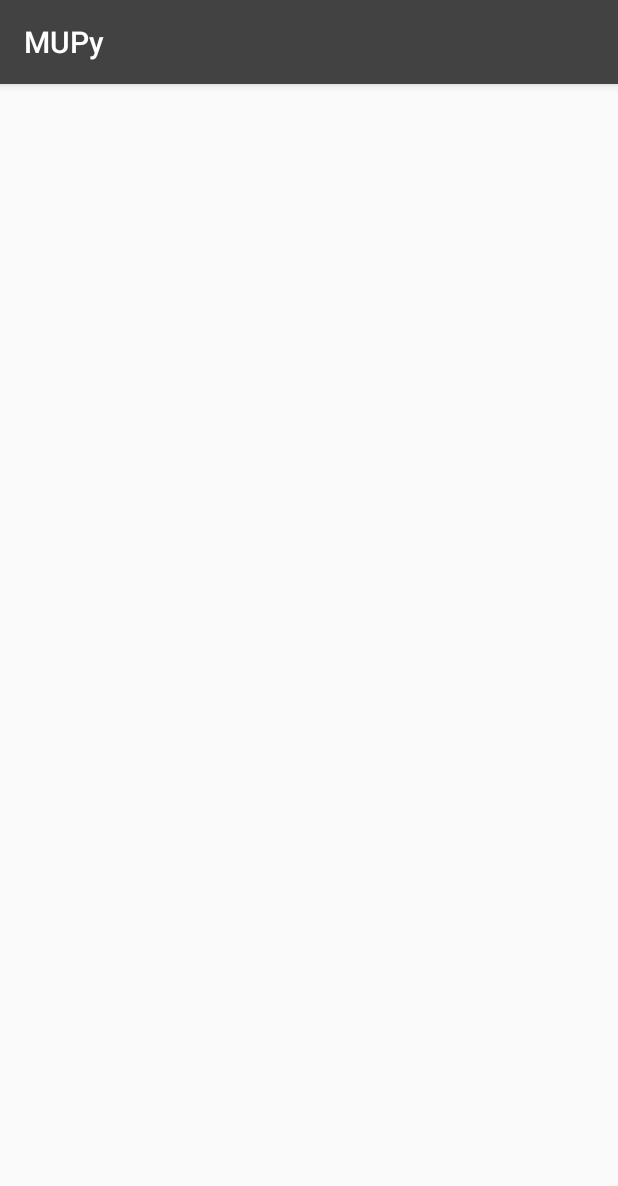
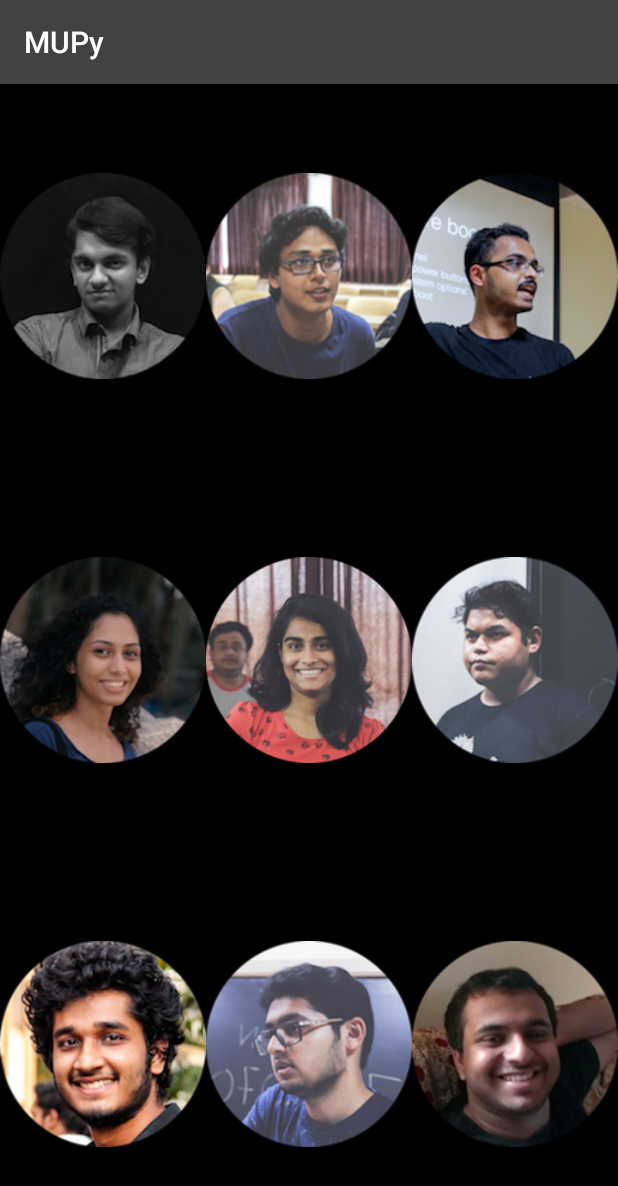
Before and after one commit to PramodShenoy/MUPy, an Android app: the AboutActivity screen opened directly, with no data from a screen before it, on a phone screen of 412 x 824 dp. Shown: the top 1186 px of the screen. Run offline under Robolectric (Android 15) with nearby library versions, the phone set to English and light mode, and no system bars.

Commit message:
added some more UI

```diff
--- a/app/build.gradle
+++ b/app/build.gradle
@@ -27,6 +27,7 @@ dependencies {
     compile 'com.android.support:appcompat-v7:26.+'
     compile 'com.android.support.constraint:constraint-layout:1.0.2'
     compile 'com.android.support:design:26.+'
+    compile 'com.mikhaellopez:circularimageview:3.0.2'
     compile 'de.hdodenhof:circleimageview:1.3.0'
     compile 'com.android.support:recyclerview-v7:26.+'
     compile 'com.google.zxing:core:3.2.1'
--- a/app/src/main/java/com/example/gilgamesh/mupy/AboutActivity.java
+++ b/app/src/main/java/com/example/gilgamesh/mupy/AboutActivity.java
@@ -1,13 +1,68 @@
 package com.example.gilgamesh.mupy;
 
+import android.os.Bundle;
 import android.support.v7.app.AppCompatActivity;
-import android.os.Bundle;
+import android.view.View;
+import android.widget.ImageView;
+import android.widget.Toast;
 
-public class AboutActivity extends AppCompatActivity {
+public class AboutActivity extends AppCompatActivity implements View.OnClickListener{
 
     @Override
     protected void onCreate(Bundle savedInstanceState) {
         super.onCreate(savedInstanceState);
         setContentView(R.layout.activity_about);
+        ImageView img = (ImageView) findViewById(R.id.img_1);
+        img.setOnClickListener(this);
+        ImageView img2 = (ImageView) findViewById(R.id.img_2);
+        img2.setOnClickListener(this);
+        ImageView img3 = (ImageView) findViewById(R.id.img_3);
+        img3.setOnClickListener(this);
+        ImageView img4 = (ImageView) findViewById(R.id.img_4);
+        img4.setOnClickListener(this);
+        ImageView img5 = (ImageView) findViewById(R.id.img_5);
+        img5.setOnClickListener(this);
+        ImageView img6 = (ImageView) findViewById(R.id.img_6);
+        img6.setOnClickListener(this);
+        ImageView img7 = (ImageView) findViewById(R.id.img_7);
+        img7.setOnClickListener(this);
+        ImageView img8 = (ImageView) findViewById(R.id.img_8);
+        img8.setOnClickListener(this);
+        ImageView img9 = (ImageView) findViewById(R.id.img_9);
+        img9.setOnClickListener(this);
+    }
+    public void onClick(View view)
+    {
+
+        switch (view.getId())
+        {
+            case R.id.img_1:
+                Toast.makeText(this,"Avikant Saini",Toast.LENGTH_LONG).show();
+                break;
+            case R.id.img_3:
+                Toast.makeText(this,"Chinmay Nivsarkar",Toast.LENGTH_LONG).show();
+                break;
+            case R.id.img_2:
+                Toast.makeText(this,"Yash Kumar Lal",Toast.LENGTH_LONG).show();
+                break;
+            case R.id.img_4:
+                Toast.makeText(this,"Sachi Angle",Toast.LENGTH_LONG).show();
+                break;
+            case R.id.img_8:
+                Toast.makeText(this,"Abhishek Vora",Toast.LENGTH_LONG).show();
+                break;
+            case R.id.img_5:
+                Toast.makeText(this,"Anam Ahmed",Toast.LENGTH_LONG).show();
+                break;
+            case R.id.img_9:
+                Toast.makeText(this,"Pramod Shenoy",Toast.LENGTH_LONG).show();
+                break;
+            case R.id.img_7:
+                Toast.makeText(this,"Bhawesh Bhansali",Toast.LENGTH_LONG).show();
+                break;
+            case R.id.img_6:
+                Toast.makeText(this,"Sahal Shams",Toast.LENGTH_LONG).show();
+                break;
+        }
     }
 }
--- a/app/src/main/java/com/example/gilgamesh/mupy/NavActivity.java
+++ b/app/src/main/java/com/example/gilgamesh/mupy/NavActivity.java
@@ -80,6 +80,8 @@ public class NavActivity extends AppCompatActivity
         } else if (id == R.id.about) {
 
         } else if (id == R.id.us) {
+            Intent i =new Intent(NavActivity.this,AboutActivity.class);
+            startActivity(i);
 
         }
 
--- a/app/src/main/res/layout/activity_about.xml
+++ b/app/src/main/res/layout/activity_about.xml
@@ -1,9 +1,96 @@
 <?xml version="1.0" encoding="utf-8"?>
-<android.support.constraint.ConstraintLayout xmlns:android="http://schemas.android.com/apk/res/android"
-    xmlns:app="http://schemas.android.com/apk/res-auto"
-    xmlns:tools="http://schemas.android.com/tools"
+<LinearLayout xmlns:android="http://schemas.android.com/apk/res/android"
     android:layout_width="match_parent"
     android:layout_height="match_parent"
-    tools:context="com.example.gilgamesh.mupy.AboutActivity">
+    android:orientation="vertical"
+    android:background="#000000"
+    android:weightSum="3" >
 
-</android.support.constraint.ConstraintLayout>
+    <LinearLayout
+        android:layout_width="match_parent"
+        android:layout_height="0dp"
+        android:layout_weight="1"
+        android:orientation="horizontal"
+        android:weightSum="3" >
+
+        <ImageView
+            android:layout_width="0dp"
+            android:layout_height="fill_parent"
+            android:layout_weight="1"
+            android:id="@+id/img_1"
+            android:src="@drawable/avi" />
+
+        <ImageView
+            android:layout_width="0dp"
+            android:layout_height="fill_parent"
+            android:layout_weight="1"
+            android:id="@+id/img_2"
+            android:src="@drawable/yash" />
+
+        <ImageView
+            android:layout_width="0dp"
+            android:layout_height="fill_parent"
+            android:layout_weight="1"
+            android:id="@+id/img_3"
+            android:src="@drawable/chin" />
+    </LinearLayout>
+
+    <LinearLayout
+        android:layout_width="match_parent"
+        android:layout_height="0dp"
+        android:layout_weight="1"
+        android:orientation="horizontal"
+        android:weightSum="3" >
+
+        <ImageView
+            android:layout_width="0dp"
+            android:layout_height="fill_parent"
+            android:layout_weight="1"
+            android:id="@+id/img_4"
+            android:src="@drawable/sachi" />
+
+        <ImageView
+            android:layout_width="0dp"
+            android:layout_height="fill_parent"
+            android:layout_weight="1"
+            android:id="@+id/img_5"
+            android:src="@drawable/anam" />
+
+        <ImageView
+            android:layout_width="0dp"
+            android:layout_height="fill_parent"
+            android:layout_weight="1"
+            android:id="@+id/img_6"
+            android:src="@drawable/sahal" />
+    </LinearLayout>
+
+    <LinearLayout
+        android:layout_width="match_parent"
+        android:layout_height="0dp"
+        android:layout_weight="1"
+        android:orientation="horizontal"
+        android:weightSum="3" >
+
+        <ImageView
+            android:layout_width="0dp"
+            android:layout_height="fill_parent"
+            android:layout_weight="1"
+            android:id="@+id/img_7"
+            android:src="@drawable/bhaw" />
+
+        <ImageView
+            android:layout_width="0dp"
+            android:layout_height="fill_parent"
+            android:id="@+id/img_8"
+            android:layout_weight="1"
+            android:src="@drawable/abhi" />
+
+        <ImageView
+            android:layout_width="0dp"
+            android:layout_height="fill_parent"
+            android:id="@+id/img_9"
+            android:layout_weight="1"
+            android:src="@drawable/pram" />
+    </LinearLayout>
+
+</LinearLayout>
```
Also changed, not shown: app/src/main/res/drawable-v21/abhi.png (added), app/src/main/res/drawable-v21/anam.png (added), app/src/main/res/drawable-v21/avi.png (added), app/src/main/res/drawable-v21/bhaw.png (added), app/src/main/res/drawable-v21/chin.png (added), app/src/main/res/drawable-v21/pram.png (added), app/src/main/res/drawable-v21/sachi.png (added), app/src/main/res/drawable-v21/sahal.png (added), app/src/main/res/drawable-v21/yash.png (added), 11 other files.
